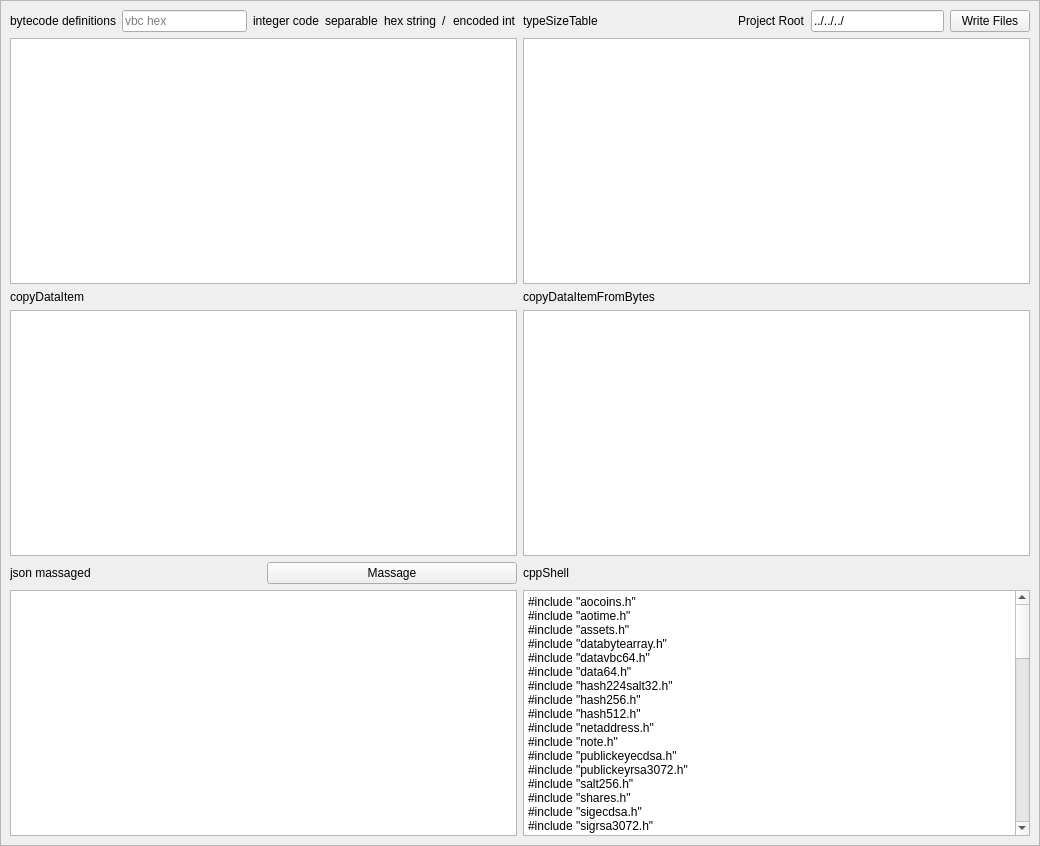
Qt form apps/CodeForm/codeform.ui (assignonward/aosuite) before a commit.
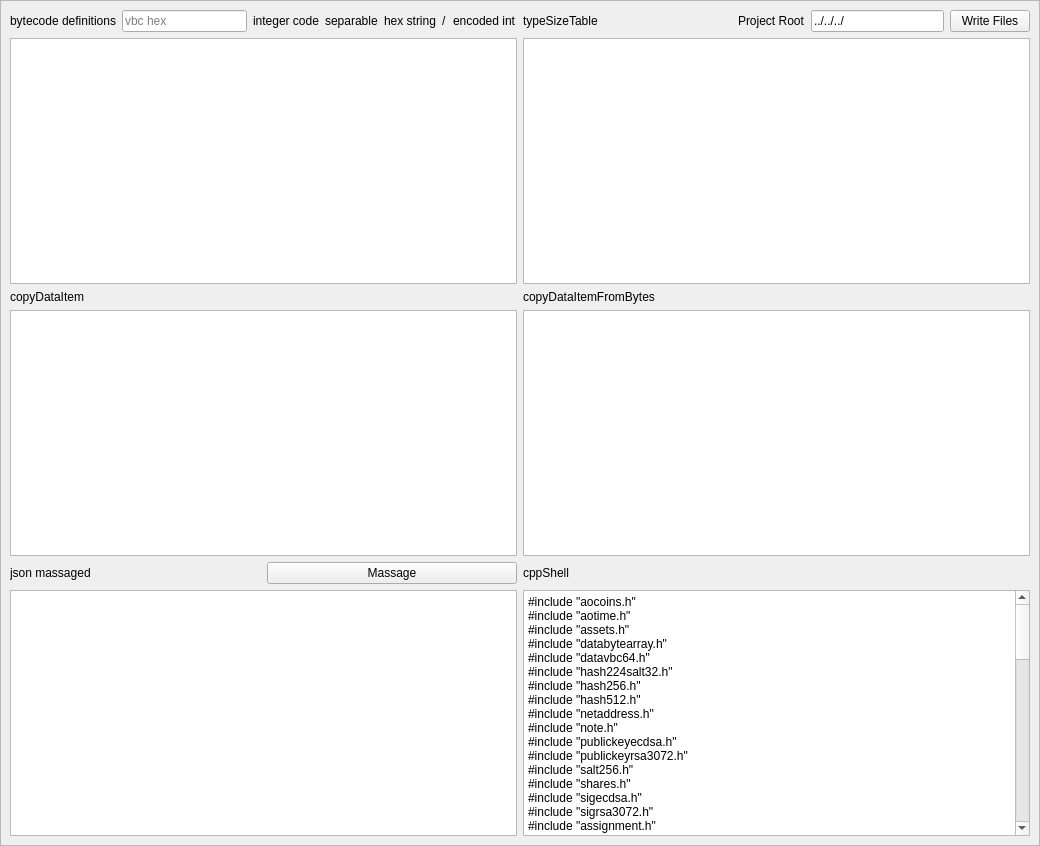
The same form after that commit.

The edit to the form file:
```diff
--- a/apps/CodeForm/codeform.ui
+++ b/apps/CodeForm/codeform.ui
@@ -225,7 +225,6 @@
 #include &quot;assets.h&quot;
 #include &quot;databytearray.h&quot;
 #include &quot;datavbc64.h&quot;
-#include &quot;data64.h&quot;
 #include &quot;hash224salt32.h&quot;
 #include &quot;hash256.h&quot;
 #include &quot;hash512.h&quot;
```
